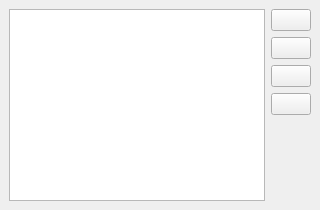
Old version of the form dictmanager/dictmanager.ui in the repository fcitx/fcitx-libpinyin.
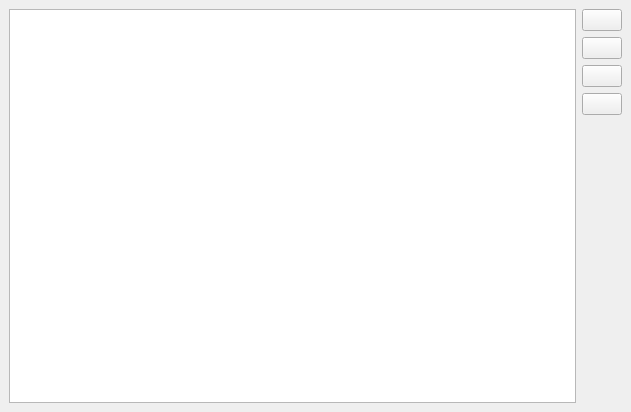
New version of the form. Icons and pictures are not drawn.

What changed in the file:
```diff
--- a/dictmanager/dictmanager.ui
+++ b/dictmanager/dictmanager.ui
@@ -2,6 +2,14 @@
 <ui version="4.0">
  <class>DictManager</class>
  <widget class="QMainWindow" name="DictManager">
+  <property name="geometry">
+   <rect>
+    <x>0</x>
+    <y>0</y>
+    <width>631</width>
+    <height>412</height>
+   </rect>
+  </property>
   <property name="windowTitle">
    <string>MainWindow</string>
   </property>
```
Left out of the diff: 4 changed lines with no effect on the pictures.
